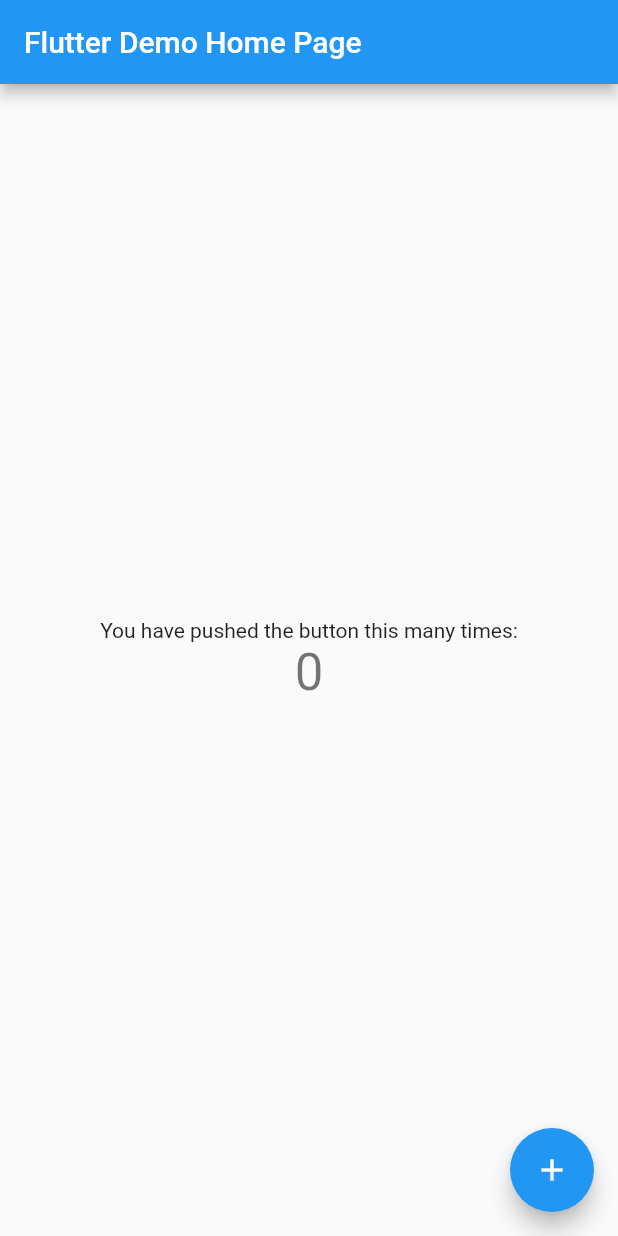
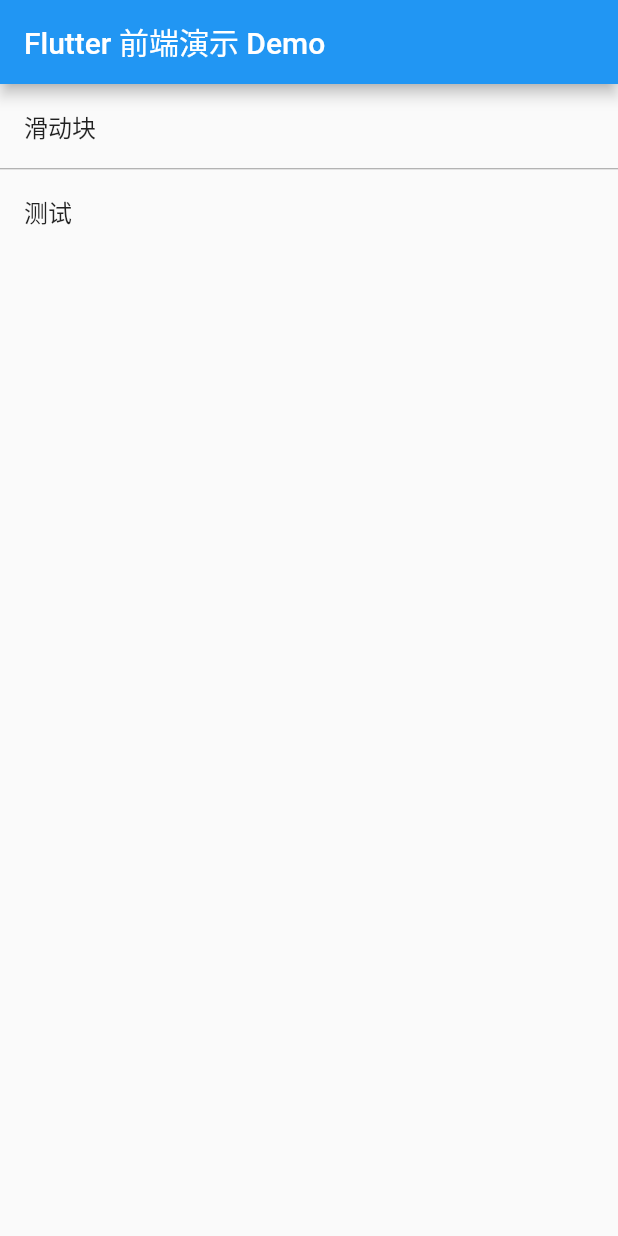
Before and after one commit to wufengliang/flutter_demo, a Flutter app: the screen it shows after launch, on a phone screen of 412 x 824 dp. Run offline on Flutter 3.47's test engine with Material 2 defaults, Android fonts, the phone set to English and light mode, and no system bars.

Commit message:
feat: 🎸 项目初始化

```diff
--- a/lib/main.dart
+++ b/lib/main.dart
@@ -1,4 +1,11 @@
+/*
+ * @Author: wufengliang 44823912@qq.com
+ * @Date: 2023-04-20 10:48:05
+ * @LastEditTime: 2023-06-25 16:09:35
+ * @Description:
+ */
 import 'package:flutter/material.dart';
+import 'package:flutter_demo/pages/slider/index.dart';
 
 void main() {
   runApp(const MyApp());
@@ -7,39 +14,21 @@ void main() {
 class MyApp extends StatelessWidget {
   const MyApp({super.key});
 
-  // This widget is the root of your application.
   @override
   Widget build(BuildContext context) {
     return MaterialApp(
       title: 'Flutter Demo',
+      debugShowCheckedModeBanner: false,
       theme: ThemeData(
-        // This is the theme of your application.
-        //
-        // Try running your application with "flutter run". You'll see the
-        // application has a blue toolbar. Then, without quitting the app, try
-        // changing the primarySwatch below to Colors.green and then invoke
-        // "hot reload" (press "r" in the console where you ran "flutter run",
-        // or simply save your changes to "hot reload" in a Flutter IDE).
-        // Notice that the counter didn't reset back to zero; the application
-        // is not restarted.
         primarySwatch: Colors.blue,
       ),
-      home: const MyHomePage(title: 'Flutter Demo Home Page'),
+      home: const MyHomePage(title: 'Flutter 前端演示 Demo'),
     );
   }
 }
 
 class MyHomePage extends StatefulWidget {
   const MyHomePage({super.key, required this.title});
-
-  // This widget is the home page of your application. It is stateful, meaning
-  // that it has a State object (defined below) that contains fields that affect
-  // how it looks.
-
-  // This class is the configuration for the state. It holds the values (in this
-  // case the title) provided by the parent (in this case the App widget) and
-  // used by the build method of the State. Fields in a Widget subclass are
-  // always marked "final".
 
   final String title;
 
@@ -48,68 +37,44 @@ class MyHomePage extends StatefulWidget {
 }
 
 class _MyHomePageState extends State<MyHomePage> {
-  int _counter = 0;
-
-  void _incrementCounter() {
-    setState(() {
-      // This call to setState tells the Flutter framework that something has
-      // changed in this State, which causes it to rerun the build method below
-      // so that the display can reflect the updated values. If we changed
-      // _counter without calling setState(), then the build method would not be
-      // called again, and so nothing would appear to happen.
-      _counter++;
-    });
-  }
+  final List<Map<String, dynamic>> dataSource = [
+    {
+      'title': '滑动块',
+      'url': '/slider',
+      'component': (_) => SliderPage(),
+    },
+    {
+      'title': "测试",
+      'url': '/test',
+    }
+  ];
 
   @override
   Widget build(BuildContext context) {
-    // This method is rerun every time setState is called, for instance as done
-    // by the _incrementCounter method above.
-    //
-    // The Flutter framework has been optimized to make rerunning build methods
-    // fast, so that you can just rebuild anything that needs updating rather
-    // than having to individually change instances of widgets.
     return Scaffold(
       appBar: AppBar(
-        // Here we take the value from the MyHomePage object that was created by
-        // the App.build method, and use it to set our appbar title.
         title: Text(widget.title),
       ),
-      body: Center(
-        // Center is a layout widget. It takes a single child and positions it
-        // in the middle of the parent.
-        child: Column(
-          // Column is also a layout widget. It takes a list of children and
-          // arranges them vertically. By default, it sizes itself to fit its
-          // children horizontally, and tries to be as tall as its parent.
-          //
-          // Invoke "debug painting" (press "p" in the console, choose the
-          // "Toggle Debug Paint" action from the Flutter Inspector in Android
-          // Studio, or the "Toggle Debug Paint" command in Visual Studio Code)
-          // to see the wireframe for each widget.
-          //
-          // Column has various properties to control how it sizes itself and
-          // how it positions its children. Here we use mainAxisAlignment to
-          // center the children vertically; the main axis here is the vertical
-          // axis because Columns are vertical (the cross axis would be
-          // horizontal).
-          mainAxisAlignment: MainAxisAlignment.center,
-          children: <Widget>[
-            const Text(
-              'You have pushed the button this many times:',
+      body: ListView.separated(
+        itemCount: dataSource.length,
+        separatorBuilder: (BuildContext context, int index) {
+          return const Divider(height: 1, color: Colors.black38);
+        },
+        itemBuilder: (BuildContext context, int index) {
+          return ListTile(
+            title: GestureDetector(
+              onTap: () {
+                Navigator.of(context).push(
+                  MaterialPageRoute(
+                    builder: dataSource.elementAt(index)['component'],
+                  ),
+                );
+              },
+              child: Text(dataSource.elementAt(index)['title']!),
             ),
-            Text(
-              '$_counter',
-              style: Theme.of(context).textTheme.headlineMedium,
-            ),
-          ],
-        ),
+          );
+        },
       ),
-      floatingActionButton: FloatingActionButton(
-        onPressed: _incrementCounter,
-        tooltip: 'Increment',
-        child: const Icon(Icons.add),
-      ), // This trailing comma makes auto-formatting nicer for build methods.
     );
   }
 }
```
Also changed, not shown: lib/components/step_bar.dart (added, +250 -0 lines), lib/pages/mine/index.dart (added, +23 -0 lines), lib/pages/slider/index.dart (added, +36 -0 lines), lib/utils/utils.dart (added, +21 -0 lines), pubspec.lock, 3 other files.
